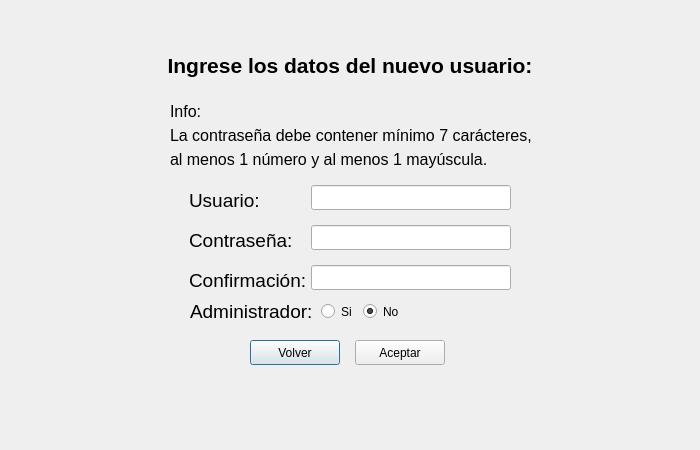
The window that ui/ventanaRegistrarUsuario.ui (WGand/ProyectoIS) describes before a commit, drawn with Qt 5.
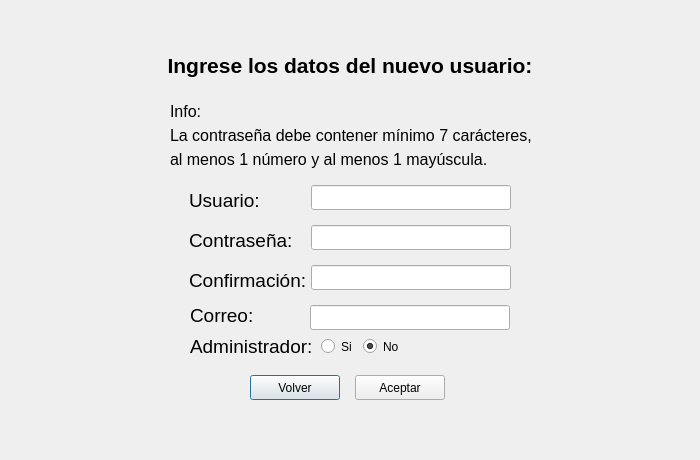
The same window after the commit. Icons and pictures are not drawn.

Diff of the .ui file:
```diff
--- a/ui/ventanaRegistrarUsuario.ui
+++ b/ui/ventanaRegistrarUsuario.ui
@@ -7,7 +7,7 @@
     <x>0</x>
     <y>0</y>
     <width>700</width>
-    <height>450</height>
+    <height>460</height>
    </rect>
   </property>
   <property name="windowTitle">
@@ -103,7 +103,7 @@
    <property name="geometry">
     <rect>
      <x>321</x>
-     <y>300</y>
+     <y>335</y>
      <width>42</width>
      <height>23</height>
     </rect>
@@ -119,7 +119,7 @@
    <property name="geometry">
     <rect>
      <x>363</x>
-     <y>300</y>
+     <y>335</y>
      <width>42</width>
      <height>23</height>
     </rect>
@@ -135,7 +135,7 @@
    <property name="geometry">
     <rect>
      <x>250</x>
-     <y>340</y>
+     <y>375</y>
      <width>90</width>
      <height>25</height>
     </rect>
@@ -148,7 +148,7 @@
    <property name="geometry">
     <rect>
      <x>355</x>
-     <y>340</y>
+     <y>375</y>
      <width>90</width>
      <height>25</height>
     </rect>
@@ -161,7 +161,7 @@
    <property name="geometry">
     <rect>
      <x>190</x>
-     <y>300</y>
+     <y>335</y>
      <width>130</width>
      <height>23</height>
     </rect>
@@ -233,6 +233,29 @@
     <pixmap>../assets/iconoX.png</pixmap>
    </property>
   </widget>
+  <widget class="QLabel" name="labelCorreo">
+   <property name="geometry">
+    <rect>
+     <x>190</x>
+     <y>300</y>
+     <width>120</width>
+     <height>31</height>
+    </rect>
+   </property>
+   <property name="text">
+    <string>&lt;html&gt;&lt;head/&gt;&lt;body&gt;&lt;p&gt;&lt;span style=&quot; font-size:14pt;&quot;&gt;Correo:&lt;/span&gt;&lt;/p&gt;&lt;/body&gt;&lt;/html&gt;</string>
+   </property>
+  </widget>
+  <widget class="QLineEdit" name="lineEditCorreo">
+   <property name="geometry">
+    <rect>
+     <x>310</x>
+     <y>305</y>
+     <width>200</width>
+     <height>25</height>
+    </rect>
+   </property>
+  </widget>
  </widget>
  <resources/>
  <connections/>
```
